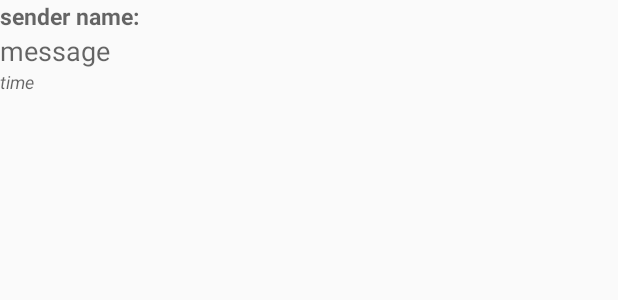
After one commit to erez1atar/AssistantChat, an Android app: the layout chat_user_list_item.xml on its own in the app's theme, with its tools: preview values and no code run, on a phone screen of 412 x 824 dp. The commit adds this screen. Shown: the top 300 px of the screen. Run offline under Robolectric (Android 15) with nearby library versions, the phone set to English and light mode, and no system bars.

Commit message:
messages changed

```diff
--- /dev/null
+++ b/app/src/main/res/layout/chat_user_list_item.xml
@@ -0,0 +1,62 @@
+<?xml version="1.0" encoding="utf-8"?>
+<LinearLayout xmlns:android="http://schemas.android.com/apk/res/android"
+    android:orientation="vertical" android:layout_width="match_parent"
+    android:layout_height="match_parent">
+
+
+    <LinearLayout
+        android:layout_width="match_parent"
+        android:orientation="horizontal"
+        android:weightSum="10"
+        android:layout_height="wrap_content">
+
+
+        <LinearLayout
+            android:layout_width="0dp"
+            android:layout_weight="6"
+            android:orientation="vertical"
+            android:layout_height="match_parent">
+
+            <TextView
+                android:layout_width="match_parent"
+                android:layout_height="wrap_content"
+                android:textAppearance="?android:attr/textAppearanceMedium"
+                android:text="@string/ChatSingleLayout_TextView_senderName"
+                android:id="@+id/chat_name"
+                android:textStyle="bold"
+                android:textSize="15sp"
+                android:layout_gravity="start" />
+
+            <TextView
+                android:layout_width="match_parent"
+                android:layout_height="wrap_content"
+                android:textAppearance="?android:attr/textAppearanceMedium"
+                android:text="@string/ChatSingleLayout_TextView_message"
+                android:id="@+id/chat_message"
+                android:layout_gravity="start" />
+
+            <TextView
+                android:layout_width="match_parent"
+                android:layout_height="0dp"
+                android:layout_weight="2"
+                android:textAppearance="?android:attr/textAppearanceMedium"
+                android:text="@string/ChatSingleLayout_TextView_time"
+                android:id="@+id/chat_date"
+                android:textSize="12sp"
+                android:textStyle="italic"
+                android:layout_gravity="end" />
+
+        </LinearLayout>
+
+        <LinearLayout
+            android:layout_width="0dp"
+            android:layout_weight="4"
+            android:layout_height="match_parent">
+
+        </LinearLayout>
+
+
+    </LinearLayout>
+
+
+</LinearLayout>
--- a/app/src/main/res/values/strings.xml
+++ b/app/src/main/res/values/strings.xml
@@ -1,3 +1,6 @@
 <resources>
     <string name="app_name">AssistantChat</string>
+    <string name="ChatSingleLayout_TextView_senderName">sender name:</string>
+    <string name="ChatSingleLayout_TextView_message">message</string>
+    <string name="ChatSingleLayout_TextView_time">time</string>
 </resources>
```
Also changed, not shown: app/src/main/java/sound/presentation/basic/com/erez/assistantchat/chat_controller/MyChatController.java (+10 -10 lines), app/src/main/java/sound/presentation/basic/com/erez/assistantchat/chat_ui/ChatActivity.java (+23 -53 lines), app/src/main/java/sound/presentation/basic/com/erez/assistantchat/message/ChatMessage.java (+0 -9 lines), app/src/main/java/sound/presentation/basic/com/erez/assistantchat/misc/TimerUtility.java (added, +30 -0 lines), app/src/main/java/sound/presentation/basic/com/erez/assistantchat/network/MyFirebaseListAdapter.java (added, +124 -0 lines), app/src/main/res/layout/chat_assistant_list_item.xml (added, +64 -0 lines).
